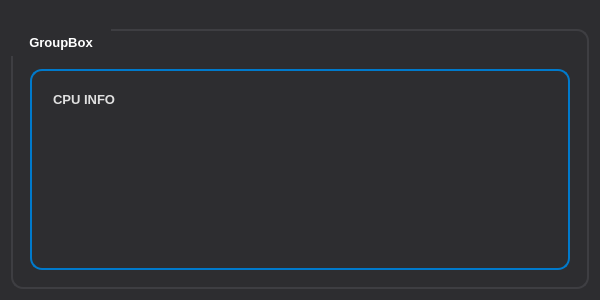
Before: the Qt Designer form LenovoLegion/LenovoLegion-Application/CPUDetails.ui in bolekjar/LenovoLegion, drawn with Qt 5.
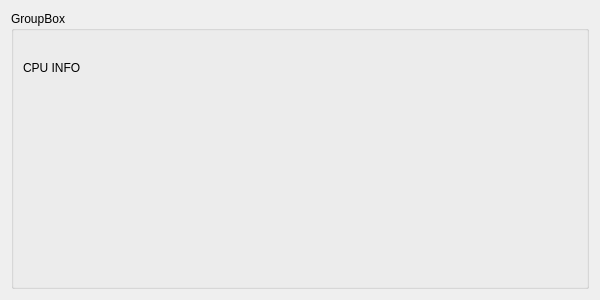
After: the same form once the commit is applied. Icons and pictures are not drawn.

```diff
--- a/LenovoLegion/LenovoLegion-Application/CPUDetails.ui
+++ b/LenovoLegion/LenovoLegion-Application/CPUDetails.ui
@@ -23,94 +23,6 @@
    <iconset resource="Resources.qrc">
     <normaloff>:/images/icons/LenovoLegionIco.png</normaloff>:/images/icons/LenovoLegionIco.png</iconset>
   </property>
-  <property name="styleSheet">
-   <string notr="true">/* ===========================
-   Modern Lenovo Legion Theme
-   Enhanced Readability and Styling
-   =========================== */
-
-/* Basic Styling */
-QWidget {
-	background-color: #2d2d30;
-    border-radius: 12px;
-    border: 0px;
-    color: #e0e0e0;
-    font-family: "Segoe UI", "Ubuntu", sans-serif;
-    font-size: 13px;
-}
-
-#CPUDetails {
-	background: qlineargradient(x1:0, y1:0, x2:1, y2:1,
-                              stop:0 #1e1e1e, stop:1 #2d2d30);
-}
-
-/* ===== QGroupBox ===== */
-QGroupBox {
-    border: 2px solid #3e3e42;
-    margin-top: 18px;
-    font-size: 13px;
-    font-weight: 500;
-    border-radius: 12px;
-	background-color: qlineargradient(x1:0, y1:0, x2:0, y2:1,
-                                      stop:0 #3a3a3d, stop:1 #2d2d30);
-    padding: 8px;
-}
-
-QGroupBox::title {
-    subcontrol-position: top left;
-    border-top-left-radius: 10px;
-    border-top-right-radius: 10px;
-    padding: 6px 16px;
-    background: qlineargradient(x1:0, y1:0, x2:1, y2:0,
-                                stop:0 #007acc, stop:1 #005a9e);
-    color: #ffffff;
-    font-weight: bold;
-    letter-spacing: 0.5px;
-}
-
-QGroupBox::indicator {
-    width: 16px;
-    height: 16px;
-}
-
-QGroupBox::indicator:unchecked {
-    background-color: #2d2d30;
-    border: 2px solid #007acc;
-    border-radius: 6px;
-}
-
-QGroupBox::indicator:checked {
-    background: qlineargradient(x1:0, y1:0, x2:1, y2:1,
-                                stop:0 #007acc, stop:1 #00a8ff);
-    border: 2px solid #00a8ff;
-    border-radius: 6px;
-}
-
-/* ===== QToolTip ===== */
-QToolTip {
-    background: qlineargradient(x1:0, y1:0, x2:0, y2:1,
-                                stop:0 #007acc, stop:1 #005a9e);
-    background-clip: padding-box;
-    color: #ffffff;
-    border: 2px solid #00a8ff;
-    border-radius: 8px;
-    padding: 8px 14px;
-    font-size: 13px;
-    font-weight: 500;
-    margin: 2px;
-}
-
-/* ===== QLabel ===== */
-QLabel {
-    background: qlineargradient(x1:0, y1:0, x2:0, y2:1,
-                                stop:0 #3a3a3d, stop:1 #2d2d30);
-    color: #e0e0e0;
-    padding: 18px;
-    border-radius: 12px;
-    font-weight: bold;
-    border: 2px solid #007acc;
-}</string>
-  </property>
   <layout class="QVBoxLayout" name="verticalLayout_2">
    <item>
     <widget class="QGroupBox" name="groupBox_CPUDetails">
```
